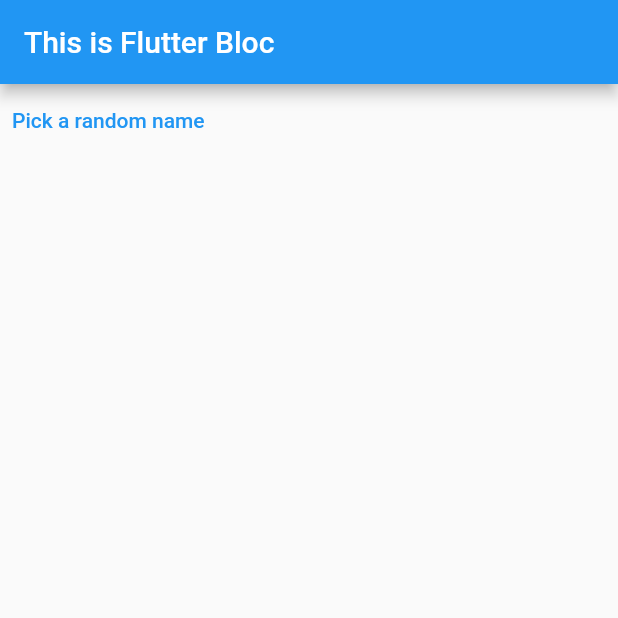
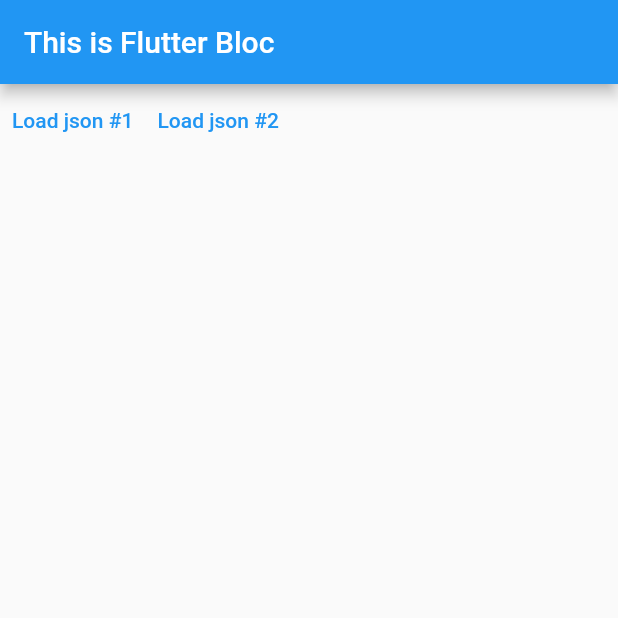
Before and after one commit to oluwadamme/flutter_bloc_tutorial, a Flutter app: the screen it shows after launch, on a phone screen of 412 x 824 dp, the top half of it. Run offline on Flutter 3.47's test engine with Material 2 defaults, Android fonts, the phone set to English and light mode, and no system bars; our stand-ins replace flutter_bloc.

Commit message:
first bloc example

```diff
--- a/lib/main.dart
+++ b/lib/main.dart
@@ -1,6 +1,13 @@
+import 'dart:convert';
+import 'dart:io';
+
 import 'package:flutter/material.dart';
+import 'package:flutter_bloc/flutter_bloc.dart';
+import 'dart:developer' as devtools show log;
 
-import 'package:flutter_bloc_tutorial/src/cubit/cubit.dart';
+extension Log on Object {
+  void log() => devtools.log(toString());
+}
 
 void main() {
   runApp(const MyApp());
@@ -17,9 +24,110 @@ class MyApp extends StatelessWidget {
       theme: ThemeData(
         primarySwatch: Colors.blue,
       ),
-      home: const HomePage(),
+      home: BlocProvider(
+        create: (_) => PersonsBloc(),
+        child: const HomePage(),
+      ),
     );
   }
+}
+
+// An action is an input to our Bloc
+@immutable
+abstract class LoadAction {
+  const LoadAction();
+}
+
+enum PersonUrl {
+  person1,
+  person2,
+}
+
+extension UrlString on PersonUrl {
+  String get urlString {
+    switch (this) {
+      case PersonUrl.person1:
+        return 'http://127.0.0.1:5500/flutter_bloc_tutorial/lib/src/api/persons1.json';
+      case PersonUrl.person2:
+        return 'http://127.0.0.1:5500/flutter_bloc_tutorial/lib/src/api/person2.json';
+    }
+  }
+}
+
+@immutable
+class LoadPersonAction implements LoadAction {
+  final PersonUrl url;
+
+  const LoadPersonAction({required this.url}) : super();
+}
+
+@immutable
+class Person {
+  final String name;
+  final int age;
+
+  const Person({required this.name, required this.age});
+
+  Person.fromJson(Map<String, dynamic> json)
+      : name = json['name'] as String,
+        age = json['age'];
+}
+
+Future<Iterable<Person>> getPersons(String url) {
+  return HttpClient()
+      .getUrl(Uri.parse(url)) // get url
+      .then((req) => req.close()) // close request
+      .then((res) =>
+          res.transform(utf8.decoder).join()) // convert http response to string
+      .then(
+          (str) => json.decode(str) as List<dynamic>) // convert string to list
+      .then((list) =>
+          list.map((e) => Person.fromJson(e))); // convert list to person json
+}
+
+// Application result/output
+@immutable
+class FetchResult {
+  final Iterable<Person> persons;
+  final bool isretrievedFromCache;
+
+  const FetchResult({
+    required this.persons,
+    required this.isretrievedFromCache,
+  });
+
+  @override
+  String toString() =>
+      "FetchResult (isretrievedFromCache = $isretrievedFromCache, persons = $persons)";
+}
+
+class PersonsBloc extends Bloc<LoadAction, FetchResult?> {
+  final Map<PersonUrl, Iterable<Person>> _cache = {};
+  PersonsBloc() : super(null) {
+    on<LoadPersonAction>((event, emit) async {
+      final url = event.url;
+      if (_cache.containsKey(url)) {
+        final cacahedPersons = _cache[url]!;
+        final result = FetchResult(
+          persons: cacahedPersons,
+          isretrievedFromCache: true,
+        );
+        emit(result);
+      } else {
+        final persons = await getPersons(url.urlString);
+        _cache[url] = persons;
+        final result = FetchResult(
+          persons: persons,
+          isretrievedFromCache: false,
+        );
+        emit(result);
+      }
+    });
+  }
+}
+
+extension Subscript<T> on Iterable<T> {
+  T? operator [](int index) => length > index ? elementAt(index) : null;
 }
 
 class HomePage extends StatefulWidget {
@@ -30,46 +138,56 @@ class HomePage extends StatefulWidget {
 }
 
 class _HomePageState extends State<HomePage> {
-  late final NamesCubit cubit;
-
-  @override
-  void initState() {
-    super.initState();
-    cubit = NamesCubit();
-  }
-
-  @override
-  void dispose() {
-    cubit.close();
-    super.dispose();
-  }
-
   @override
   Widget build(BuildContext context) {
     return Scaffold(
       appBar: AppBar(title: const Text('This is Flutter Bloc')),
-      body: StreamBuilder<String?>(
-        stream: cubit.stream,
-        builder: (context, snapshot) {
-          final button = TextButton(
-              onPressed: () => cubit.pickRandomName(),
-              child: const Text("Pick a random name"));
-          switch (snapshot.connectionState) {
-            case ConnectionState.none:
-              return button;
-            case ConnectionState.waiting:
-              return button;
-            case ConnectionState.active:
-              return Column(
-                children: [
-                  Text(snapshot.data ?? ''),
-                  button,
-                ],
+      body: Column(
+        children: [
+          Row(
+            children: [
+              TextButton(
+                onPressed: () {
+                  context
+                      .read<PersonsBloc>()
+                      .add(const LoadPersonAction(url: PersonUrl.person1));
+                },
+                child: const Text('Load json #1'),
+              ),
+              TextButton(
+                onPressed: () {
+                  context
+                      .read<PersonsBloc>()
+                      .add(const LoadPersonAction(url: PersonUrl.person2));
+                },
+                child: const Text('Load json #2'),
+              ),
+            ],
+          ),
+          BlocBuilder<PersonsBloc, FetchResult?>(
+            buildWhen: (previousResult, currentResult) {
+              return previousResult?.persons != currentResult?.persons;
+            },
+            builder: (context, fetchResult) {
+              fetchResult?.log();
+              final persons = fetchResult?.persons;
+              if (persons == null) {
+                return const SizedBox();
+              }
+              return Expanded(
+                child: ListView.builder(
+                  itemCount: persons.length,
+                  itemBuilder: (context, index) {
+                    final person = persons[index]!;
+                    return ListTile(
+                      title: Text(person.name),
+                    );
+                  },
+                ),
               );
-            case ConnectionState.done:
-              return const SizedBox();
-          }
-        },
+            },
+          )
+        ],
       ),
     );
   }
```
Also changed, not shown: lib/src/api/person2.json (added, +14 -0 lines), lib/src/api/persons1.json (added, +14 -0 lines).
